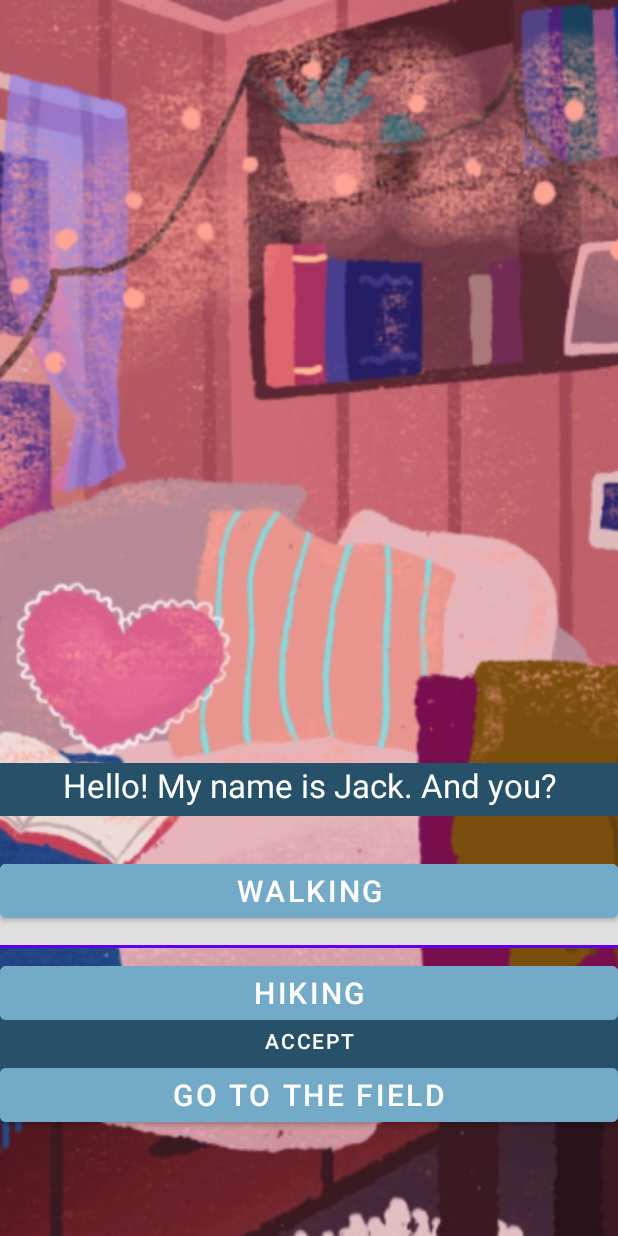
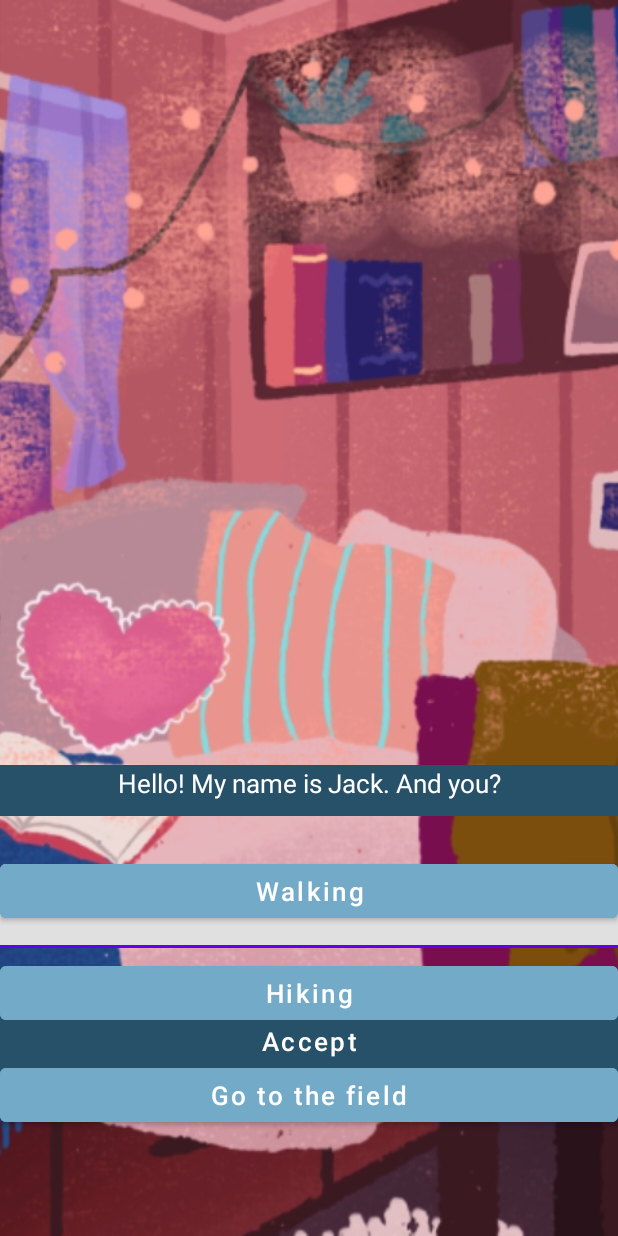
Before and after one commit to YoungKru-D/Visual-Novel, an Android app: the GamePlay screen opened directly, with no data from a screen before it, on a phone screen of 412 x 824 dp. Run offline under Robolectric (Android 15) with nearby library versions, the phone set to English and light mode, and no system bars; 1 statement that could not run was skipped.

Commit message:
MyVisualNovel FIX2

```diff
--- a/app/src/main/res/layout/activity_game_play.xml
+++ b/app/src/main/res/layout/activity_game_play.xml
@@ -19,21 +19,21 @@
 
     <TextView
         android:id="@+id/text2Edit"
-        android:layout_width="match_parent"
-        android:layout_height="35dp"
+        android:layout_width="0dp"
+        android:layout_height="34dp"
         android:layout_marginBottom="280dp"
         android:background="#275168"
         android:text="@string/p2_hello"
         android:textAlignment="center"
         android:textColor="#FFFFFF"
-        android:textSize="22sp"
+        android:textSize="17sp"
         app:layout_constraintBottom_toBottomOf="parent"
         app:layout_constraintEnd_toEndOf="parent"
         app:layout_constraintHorizontal_bias="0.0"
         app:layout_constraintStart_toStartOf="parent" />
 
     <com.google.android.material.textfield.TextInputLayout
-        android:layout_width="match_parent"
+        android:layout_width="0dp"
         android:layout_height="wrap_content"
         android:layout_marginBottom="32dp"
         app:layout_constraintBottom_toTopOf="@+id/btn2Accept"
@@ -54,6 +54,8 @@
         android:layout_marginBottom="100dp"
         android:backgroundTint="#275168"
         android:text="@string/p2_accept"
+        android:textAllCaps="false"
+        android:textSize="17sp"
         app:layout_constraintBottom_toBottomOf="parent"
         app:layout_constraintEnd_toEndOf="parent"
         app:layout_constraintHorizontal_bias="1.0"
@@ -66,7 +68,8 @@
         android:layout_marginBottom="20dp"
         android:backgroundTint="#73AAC7"
         android:text="@string/p3_walking"
-        android:textSize="20sp"
+        android:textAllCaps="false"
+        android:textSize="17sp"
         app:layout_constraintBottom_toTopOf="@+id/btn2Choice2"
         app:layout_constraintEnd_toEndOf="parent"
         app:layout_constraintHorizontal_bias="0.0"
@@ -79,7 +82,8 @@
         android:layout_marginBottom="20dp"
         android:backgroundTint="#73AAC7"
         android:text="@string/p3_hiking"
-        android:textSize="20sp"
+        android:textAllCaps="false"
+        android:textSize="17sp"
         app:layout_constraintBottom_toTopOf="@+id/btn2Choice3"
         app:layout_constraintEnd_toEndOf="parent"
         app:layout_constraintHorizontal_bias="0.0"
@@ -92,7 +96,8 @@
         android:layout_marginBottom="70dp"
         android:backgroundTint="#73AAC7"
         android:text="@string/p3_field"
-        android:textSize="20sp"
+        android:textAllCaps="false"
+        android:textSize="17sp"
         app:layout_constraintBottom_toBottomOf="parent"
         app:layout_constraintEnd_toEndOf="parent"
         app:layout_constraintStart_toStartOf="parent" />
```
Also changed, not shown: app/src/main/res/layout/activity_end_game.xml (+5 -3 lines), app/src/main/res/layout/activity_main.xml (+7 -5 lines), app/src/main/res/layout/activity_scenario_play.xml (+6 -4 lines).
